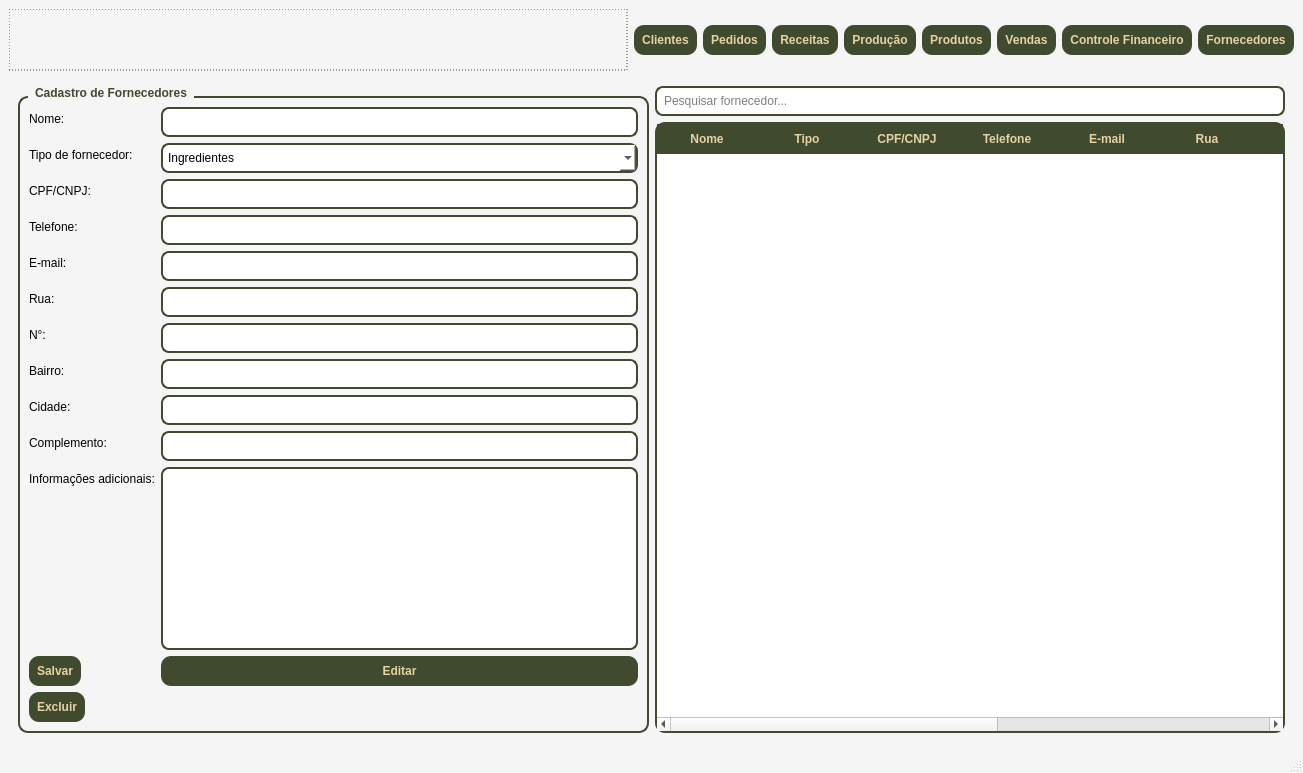
The window that telas/tela_menu.ui (Faeldh/sistema_confeitaria) describes before a commit, drawn with Qt 5.
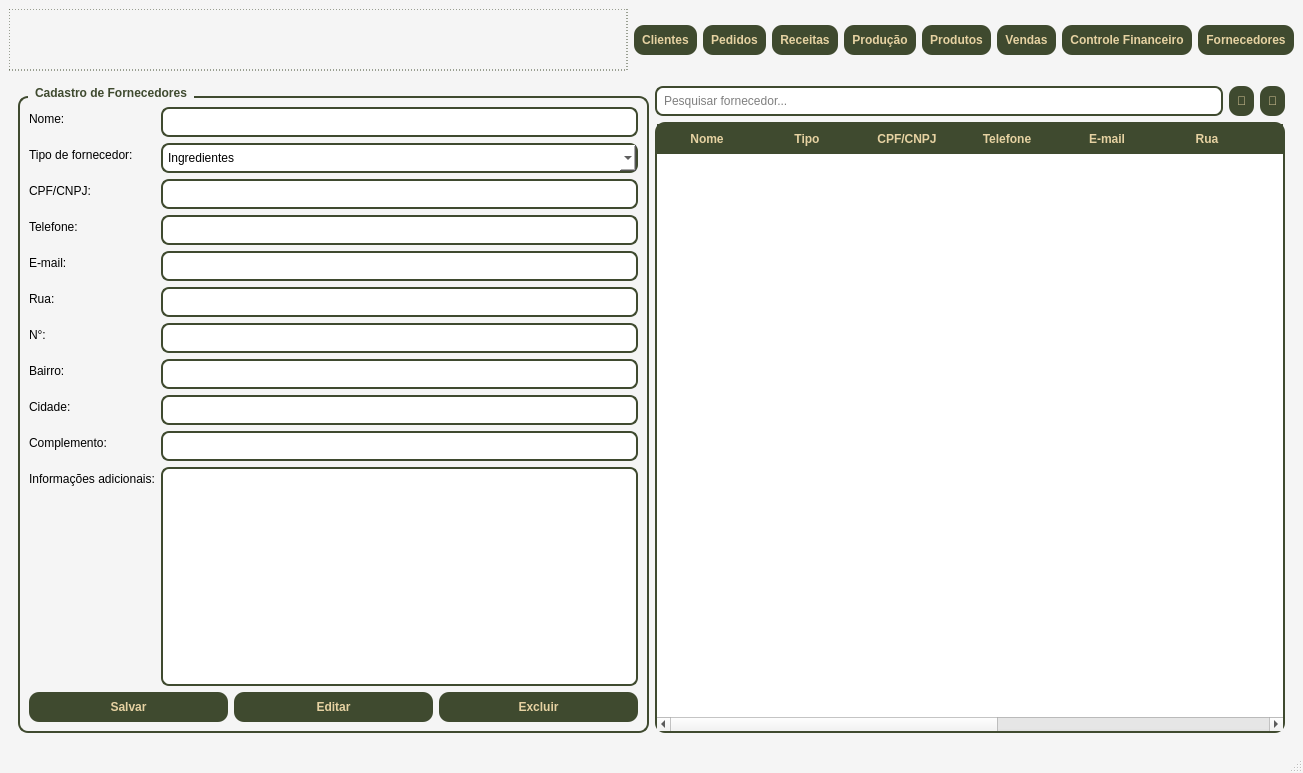
The same window after the commit.

What changed in the file:
```diff
--- a/telas/tela_menu.ui
+++ b/telas/tela_menu.ui
@@ -1337,6 +1337,8 @@
           <property name="title">
            <string>Cadastro de Fornecedores</string>
           </property>
+          <layout class="QVBoxLayout">
+           <item>
           <layout class="QFormLayout">
            <item row="0" column="0">
             <widget class="QLabel" name="label">
@@ -1469,21 +1471,25 @@
            <item row="10" column="1">
             <widget class="QTextEdit" name="txt_infoAdicionais"/>
            </item>
-           <item row="11" column="0">
+            </layout>
+           </item>
+           <item>
+            <layout class="QHBoxLayout">
+             <item>
             <widget class="QPushButton" name="btn_salvarFornecedor">
              <property name="text">
               <string>Salvar</string>
              </property>
             </widget>
            </item>
-           <item row="11" column="1">
+             <item>
             <widget class="QPushButton" name="btn_editarFornecedor">
              <property name="text">
               <string>Editar</string>
              </property>
             </widget>
            </item>
-           <item row="12" column="0">
+             <item>
             <widget class="QPushButton" name="btn_excluirFornecedor">
              <property name="text">
               <string>Excluir</string>
@@ -1491,10 +1497,14 @@
             </widget>
            </item>
           </layout>
+           </item>
+          </layout>
          </widget>
         </item>
         <item>
          <layout class="QVBoxLayout">
+          <item>
+           <layout class="QHBoxLayout">
           <item>
            <widget class="QLineEdit" name="lineEditPesquisaFornecedor">
             <property name="placeholderText">
@@ -1503,6 +1513,22 @@
            </widget>
           </item>
           <item>
+             <widget class="QPushButton" name="btn_pesquisaFornecedor">
+              <property name="text">
+               <string>🔎</string>
+              </property>
+             </widget>
+            </item>
+            <item>
+             <widget class="QPushButton" name="btn_atualizarFornecedor">
+              <property name="text">
+               <string>🔄</string>
+              </property>
+             </widget>
+            </item>
+           </layout>
+          </item>
+          <item>
            <widget class="QTableWidget" name="tableWidgetFornecedores">
             <property name="styleSheet">
              <string notr="true">
```
Left out of the diff: 25 changed lines with no effect on the pictures. Lines whose indentation alone changed are shown as unchanged.
